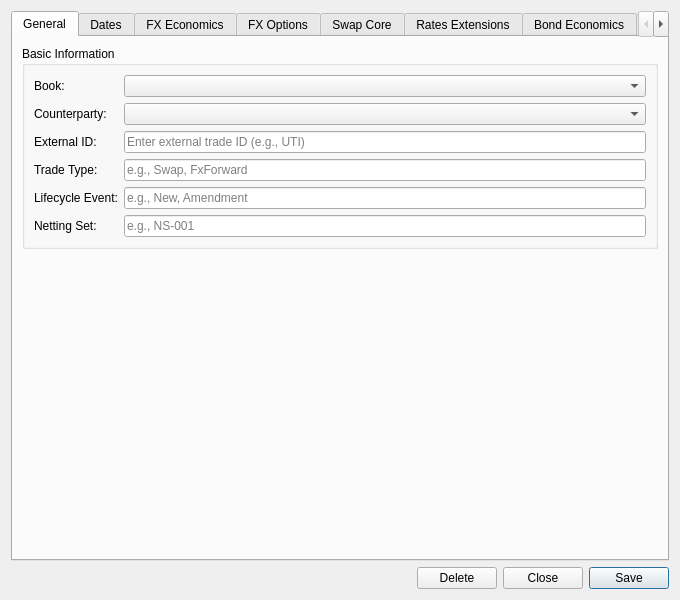
First picture: the form in projects/ores.qt/ui/TradeDetailDialog.ui, repository OreStudio/OreStudio, before the edit.
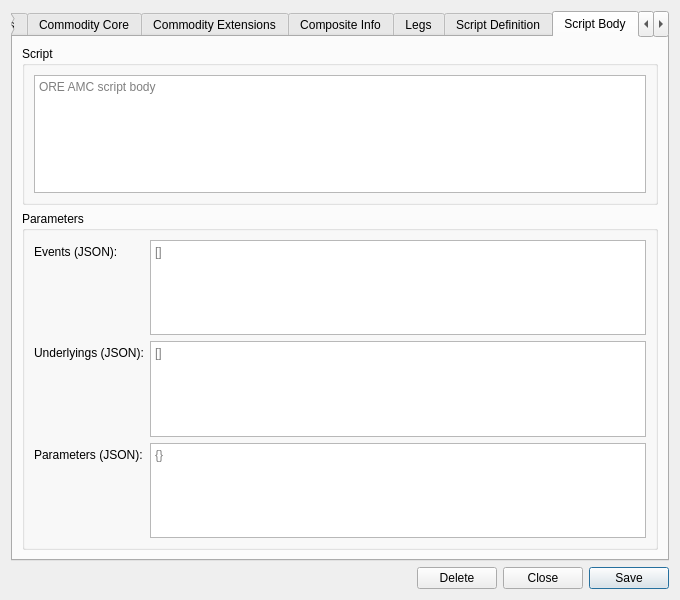
Second picture: the form after the edit. The open tabs and pages were chosen to show the change. Custom widgets are drawn as their Qt base class.

Commit message:
[qt] Merge scripted instrument family into TradeDetailDialog (PR6)
Removes the standalone scripted instrument dialogs (ClientScriptedInstrumentModel,
ScriptedInstrumentController, ScriptedInstrumentDetailDialog,
ScriptedInstrumentHistoryDialog, ScriptedInstrumentMdiWindow) and wires the
scripted instrument tabs (Script Definition, Script Body) directly into
TradeDetailDialog. The menu action and controller wiring are removed from
MainWindow accordingly.

What changed in the file:
```diff
--- a/projects/ores.qt/ui/TradeDetailDialog.ui
+++ b/projects/ores.qt/ui/TradeDetailDialog.ui
@@ -1392,6 +1392,130 @@
        </item>
       </layout>
      </widget>
+     <widget class="QWidget" name="scriptDefinitionTab">
+      <attribute name="title">
+       <string>Script Definition</string>
+      </attribute>
+      <layout class="QVBoxLayout" name="scriptDefinitionTabLayout">
+       <item>
+        <widget class="QGroupBox" name="scriptBasicInfoGroup">
+         <property name="title">
+          <string>Basic Information</string>
+         </property>
+         <layout class="QFormLayout" name="scriptBasicInfoFormLayout">
+          <item row="0" column="0">
+           <widget class="QLabel" name="labelScriptTradeTypeCode">
+            <property name="text"><string>Trade Type:</string></property>
+           </widget>
+          </item>
+          <item row="0" column="1">
+           <widget class="QComboBox" name="scriptTradeTypeCombo">
+            <item><property name="text"><string>ScriptedTrade</string></property></item>
+            <item><property name="text"><string>Autocallable_01</string></property></item>
+            <item><property name="text"><string>DoubleDigitalOption</string></property></item>
+            <item><property name="text"><string>PerformanceOption_01</string></property></item>
+           </widget>
+          </item>
+          <item row="1" column="0">
+           <widget class="QLabel" name="labelScriptName">
+            <property name="text"><string>Script Name:</string></property>
+           </widget>
+          </item>
+          <item row="1" column="1">
+           <widget class="QLineEdit" name="scriptNameEdit">
+            <property name="placeholderText"><string>Script name</string></property>
+           </widget>
+          </item>
+          <item row="2" column="0">
+           <widget class="QLabel" name="labelScriptDescription">
+            <property name="text"><string>Description:</string></property>
+           </widget>
+          </item>
+          <item row="2" column="1">
+           <widget class="QPlainTextEdit" name="scriptDescriptionEdit">
+            <property name="minimumSize"><size><width>0</width><height>60</height></size></property>
+            <property name="maximumSize"><size><width>16777215</width><height>120</height></size></property>
+            <property name="placeholderText"><string>Optional description</string></property>
+           </widget>
+          </item>
+         </layout>
+        </widget>
+       </item>
+       <item>
+        <spacer name="scriptDefinitionTabSpacer">
+         <property name="orientation"><enum>Qt::Vertical</enum></property>
+         <property name="sizeHint" stdset="0"><size><width>20</width><height>20</height></size></property>
+        </spacer>
+       </item>
+      </layout>
+     </widget>
+     <widget class="QWidget" name="scriptBodyTab">
+      <attribute name="title">
+       <string>Script Body</string>
+      </attribute>
+      <layout class="QVBoxLayout" name="scriptBodyTabLayout">
+       <item>
+        <widget class="QGroupBox" name="scriptBodyGroup">
+         <property name="title">
+          <string>Script</string>
+         </property>
+         <layout class="QVBoxLayout" name="scriptBodyGroupLayout">
+          <item>
+           <widget class="QPlainTextEdit" name="scriptBodyEdit">
+            <property name="minimumSize"><size><width>0</width><height>80</height></size></property>
+            <property name="placeholderText"><string>ORE AMC script body</string></property>
+           </widget>
+          </item>
+         </layout>
+        </widget>
+       </item>
+       <item>
+        <widget class="QGroupBox" name="scriptParametersGroup">
+         <property name="title">
+          <string>Parameters</string>
+         </property>
+         <layout class="QFormLayout" name="scriptParametersFormLayout">
+          <item row="0" column="0">
+           <widget class="QLabel" name="labelScriptEventsJson">
+            <property name="text"><string>Events (JSON):</string></property>
+           </widget>
+          </item>
+          <item row="0" column="1">
+           <widget class="QPlainTextEdit" name="scriptEventsJsonEdit">
+            <property name="minimumSize"><size><width>0</width><height>60</height></size></property>
+            <property name="maximumSize"><size><width>16777215</width><height>120</height></size></property>
+            <property name="placeholderText"><string>[]</string></property>
+           </widget>
+          </item>
+          <item row="1" column="0">
+           <widget class="QLabel" name="labelScriptUnderlyingsJson">
+            <property name="text"><string>Underlyings (JSON):</string></property>
+           </widget>
+          </item>
+          <item row="1" column="1">
+           <widget class="QPlainTextEdit" name="scriptUnderlyingsJsonEdit">
+            <property name="minimumSize"><size><width>0</width><height>60</height></size></property>
+            <property name="maximumSize"><size><width>16777215</width><height>120</height></size></property>
+            <property name="placeholderText"><string>[]</string></property>
+           </widget>
+          </item>
+          <item row="2" column="0">
+           <widget class="QLabel" name="labelScriptParametersJson">
+            <property name="text"><string>Parameters (JSON):</string></property>
+           </widget>
+          </item>
+          <item row="2" column="1">
+           <widget class="QPlainTextEdit" name="scriptParametersJsonEdit">
+            <property name="minimumSize"><size><width>0</width><height>60</height></size></property>
+            <property name="maximumSize"><size><width>16777215</width><height>120</height></size></property>
+            <property name="placeholderText"><string>{}</string></property>
+           </widget>
+          </item>
+         </layout>
+        </widget>
+       </item>
+      </layout>
+     </widget>
      <widget class="QWidget" name="provenanceTab">
       <attribute name="title">
        <string>Provenance</string>
```
The commit also changes 17 other files.
